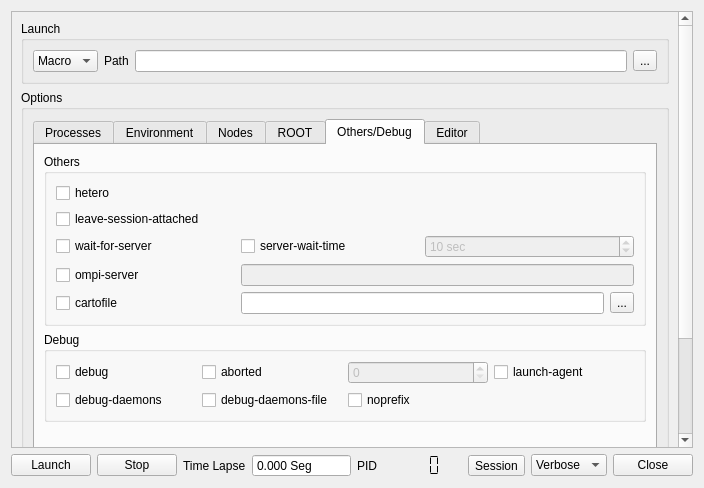
First picture: the form in uis/RootParallelGuiMpi/RootParallelGuiMpiLauncher.ui, repository omazapa/RootParallelGui, before the edit.
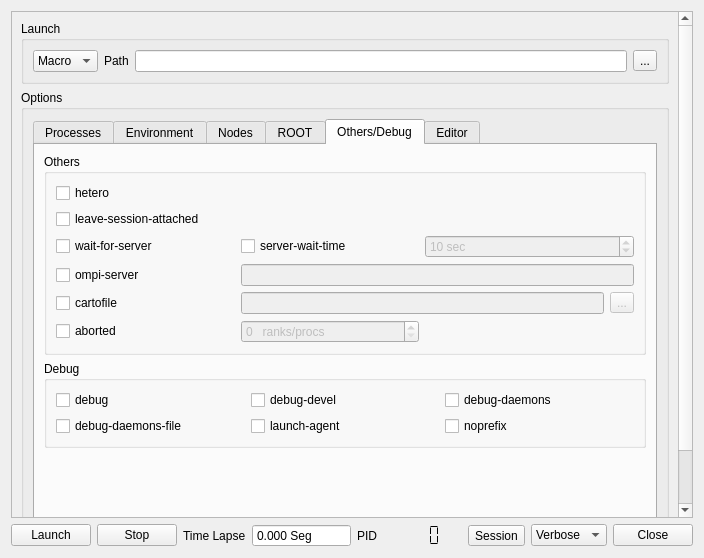
Second picture: the form after the edit. The open tabs and pages were chosen to show the change. Icons and pictures are not drawn.

Commit message: finished Others/Debug Options, tested but need write better support to macro edition in text editor

Patch:
```diff
--- a/uis/RootParallelGuiMpi/RootParallelGuiMpiLauncher.ui
+++ b/uis/RootParallelGuiMpi/RootParallelGuiMpiLauncher.ui
@@ -7,7 +7,7 @@
     <x>0</x>
     <y>0</y>
     <width>704</width>
-    <height>488</height>
+    <height>558</height>
    </rect>
   </property>
   <property name="windowTitle">
@@ -48,8 +48,8 @@
        <rect>
         <x>0</x>
         <y>0</y>
-        <width>675</width>
-        <height>513</height>
+        <width>690</width>
+        <height>517</height>
        </rect>
       </property>
       <layout class="QGridLayout" name="gridLayout_2">
@@ -111,7 +111,7 @@
           <item row="0" column="0">
            <widget class="QTabWidget" name="tabWidget">
             <property name="currentIndex">
-             <number>4</number>
+             <number>0</number>
             </property>
             <widget class="QWidget" name="tab">
              <attribute name="title">
@@ -415,7 +415,7 @@
                   <rect>
                    <x>0</x>
                    <y>0</y>
-                   <width>616</width>
+                   <width>631</width>
                    <height>432</height>
                   </rect>
                  </property>
@@ -1065,15 +1065,45 @@
                   </widget>
                  </item>
                  <item row="4" column="1" colspan="2">
-                  <widget class="QLineEdit" name="CartoFileLineEdit"/>
+                  <widget class="QLineEdit" name="CartoFileLineEdit">
+                   <property name="enabled">
+                    <bool>false</bool>
+                   </property>
+                  </widget>
                  </item>
                  <item row="4" column="3">
-                  <widget class="QToolButton" name="toolButton">
+                  <widget class="QToolButton" name="GetCartoFileToolButton">
+                   <property name="enabled">
+                    <bool>false</bool>
+                   </property>
                    <property name="text">
                     <string>...</string>
                    </property>
                   </widget>
                  </item>
+                 <item row="5" column="0">
+                  <widget class="QCheckBox" name="AbortedCheckBox">
+                   <property name="toolTip">
+                    <string>Set the maximum number of aborted processes to display.</string>
+                   </property>
+                   <property name="text">
+                    <string>aborted</string>
+                   </property>
+                  </widget>
+                 </item>
+                 <item row="5" column="1">
+                  <widget class="QSpinBox" name="AbortedSpinBox">
+                   <property name="enabled">
+                    <bool>false</bool>
+                   </property>
+                   <property name="suffix">
+                    <string>   ranks/procs</string>
+                   </property>
+                   <property name="maximum">
+                    <number>255</number>
+                   </property>
+                  </widget>
+                 </item>
                 </layout>
                </widget>
               </item>
@@ -1096,7 +1126,7 @@
                  <string>Debug </string>
                 </property>
                 <layout class="QGridLayout" name="gridLayout_14">
-                 <item row="1" column="0">
+                 <item row="0" column="3">
                   <widget class="QCheckBox" name="DebugDaemonsCheckBox">
                    <property name="toolTip">
                     <string>&lt;html&gt;&lt;head/&gt;&lt;body&gt;&lt;p&gt;Enable debugging of any OmpiRTE daemons used by this application.&lt;/p&gt;&lt;/body&gt;&lt;/html&gt;</string>
@@ -1106,17 +1136,7 @@
                    </property>
                   </widget>
                  </item>
-                 <item row="1" column="1">
-                  <widget class="QCheckBox" name="DebugDaemosFileCheckBox">
-                   <property name="toolTip">
-                    <string>&lt;html&gt;&lt;head/&gt;&lt;body&gt;&lt;p&gt;Enable debugging of any OmpiRTE daemons used by this application, storing output in files.&lt;/p&gt;&lt;/body&gt;&lt;/html&gt;</string>
-                   </property>
-                   <property name="text">
-                    <string>debug-daemons-file</string>
-                   </property>
-                  </widget>
-                 </item>
-                 <item row="1" column="2">
+                 <item row="1" column="3">
                   <widget class="QCheckBox" name="NoPrefixCheckBox">
                    <property name="toolTip">
                     <string>&lt;html&gt;&lt;head/&gt;&lt;body&gt;&lt;p&gt;Disable the automatic --prefix behavior&lt;/p&gt;&lt;/body&gt;&lt;/html&gt;</string>
@@ -1126,38 +1146,7 @@
                    </property>
                   </widget>
                  </item>
-                 <item row="0" column="0">
-                  <widget class="QCheckBox" name="DebugCheckBox">
-                   <property name="toolTip">
-                    <string>&lt;!DOCTYPE HTML PUBLIC &quot;-//W3C//DTD HTML 4.0//EN&quot; &quot;http://www.w3.org/TR/REC-html40/strict.dtd&quot;&gt;
-&lt;html&gt;&lt;head&gt;&lt;meta name=&quot;qrichtext&quot; content=&quot;1&quot; /&gt;&lt;style type=&quot;text/css&quot;&gt;
-p, li { white-space: pre-wrap; }
-&lt;/style&gt;&lt;/head&gt;&lt;body style=&quot; font-family:'DejaVu Sans'; font-size:9pt; font-weight:400; font-style:normal;&quot;&gt;
-&lt;p style=&quot; margin-top:0px; margin-bottom:0px; margin-left:0px; margin-right:0px; -qt-block-indent:0; text-indent:0px;&quot;&gt;Invoke the user-level debugger indicated by the &lt;span style=&quot; font-style:italic;&quot;&gt;orte_base_user_debugger&lt;/span&gt; MCA parameter.&lt;/p&gt;&lt;/body&gt;&lt;/html&gt;</string>
-                   </property>
-                   <property name="text">
-                    <string>debug</string>
-                   </property>
-                  </widget>
-                 </item>
-                 <item row="0" column="1">
-                  <widget class="QCheckBox" name="AbortedCheckBox">
-                   <property name="toolTip">
-                    <string>Set the maximum number of aborted processes to display.</string>
-                   </property>
-                   <property name="text">
-                    <string>aborted</string>
-                   </property>
-                  </widget>
-                 </item>
-                 <item row="0" column="2">
-                  <widget class="QSpinBox" name="AbortedSpinBox">
-                   <property name="enabled">
-                    <bool>false</bool>
-                   </property>
-                  </widget>
-                 </item>
-                 <item row="0" column="3">
+                 <item row="1" column="1">
                   <widget class="QCheckBox" name="LaunchAgentCheckBox">
                    <property name="toolTip">
                     <string>&lt;html&gt;&lt;head/&gt;&lt;body&gt;&lt;p&gt;Name of the executable that is to be used to start processes on the remote nodes. &lt;/p&gt;&lt;p&gt;The default is &amp;quot;orted&amp;quot;. This option can be used to test new daemon concepts, or to pass &lt;/p&gt;&lt;p&gt;options back to the daemons without having mpirun itself see them. &lt;/p&gt;&lt;p&gt;For example, specifying a launch agent of orted -mca odls_base_verbose 5 allows &lt;/p&gt;&lt;p&gt;the developer to ask the orted for debugging output without clutter from mpirun itself.&lt;/p&gt;&lt;/body&gt;&lt;/html&gt;</string>
@@ -1167,6 +1156,44 @@
                    </property>
                   </widget>
                  </item>
+                 <item row="1" column="0">
+                  <widget class="QCheckBox" name="DebugDaemosFileCheckBox">
+                   <property name="toolTip">
+                    <string>&lt;html&gt;&lt;head/&gt;&lt;body&gt;&lt;p&gt;Enable debugging of any OmpiRTE daemons used by this application, storing output in files.&lt;/p&gt;&lt;/body&gt;&lt;/html&gt;</string>
+                   </property>
+                   <property name="text">
+                    <string>debug-daemons-file</string>
+                   </property>
+                  </widget>
+                 </item>
+                 <item row="0" column="0">
+                  <widget class="QCheckBox" name="DebugCheckBox">
+                   <property name="toolTip">
+                    <string>&lt;!DOCTYPE HTML PUBLIC &quot;-//W3C//DTD HTML 4.0//EN&quot; &quot;http://www.w3.org/TR/REC-html40/strict.dtd&quot;&gt;
+&lt;html&gt;&lt;head&gt;&lt;meta name=&quot;qrichtext&quot; content=&quot;1&quot; /&gt;&lt;style type=&quot;text/css&quot;&gt;
+p, li { white-space: pre-wrap; }
+&lt;/style&gt;&lt;/head&gt;&lt;body style=&quot; font-family:'DejaVu Sans'; font-size:9pt; font-weight:400; font-style:normal;&quot;&gt;
+&lt;p style=&quot; margin-top:0px; margin-bottom:0px; margin-left:0px; margin-right:0px; -qt-block-indent:0; text-indent:0px;&quot;&gt;Invoke the user-level debugger indicated by the &lt;span style=&quot; font-style:italic;&quot;&gt;orte_base_user_debugger&lt;/span&gt; MCA parameter.&lt;/p&gt;&lt;/body&gt;&lt;/html&gt;</string>
+                   </property>
+                   <property name="text">
+                    <string>debug</string>
+                   </property>
+                  </widget>
+                 </item>
+                 <item row="0" column="1">
+                  <widget class="QCheckBox" name="DebugLevelCheckBox">
+                   <property name="toolTip">
+                    <string>&lt;!DOCTYPE HTML PUBLIC &quot;-//W3C//DTD HTML 4.0//EN&quot; &quot;http://www.w3.org/TR/REC-html40/strict.dtd&quot;&gt;
+&lt;html&gt;&lt;head&gt;&lt;meta name=&quot;qrichtext&quot; content=&quot;1&quot; /&gt;&lt;style type=&quot;text/css&quot;&gt;
+p, li { white-space: pre-wrap; }
+&lt;/style&gt;&lt;/head&gt;&lt;body style=&quot; font-family:'DejaVu Sans'; font-size:9pt; font-weight:400; font-style:normal;&quot;&gt;
+&lt;p style=&quot; margin-top:0px; margin-bottom:0px; margin-left:0px; margin-right:0px; -qt-block-indent:0; text-indent:0px;&quot;&gt;Enable debugging of the OmpiRTE (the run-time layer in Open MPI). This is not generally useful for most users.&lt;/p&gt;&lt;/body&gt;&lt;/html&gt;</string>
+                   </property>
+                   <property name="text">
+                    <string>debug-devel</string>
+                   </property>
+                  </widget>
+                 </item>
                 </layout>
                </widget>
               </item>
```
Left out of the diff: 86 changed lines with no effect on the pictures. The commit also changes 3 other files.
